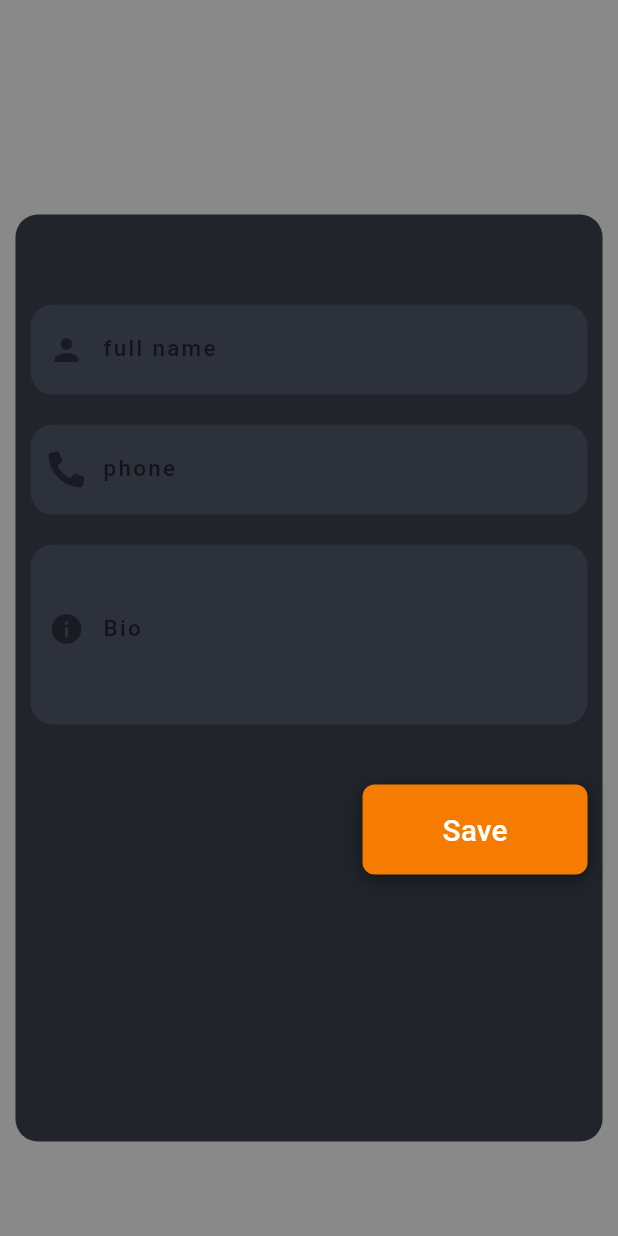
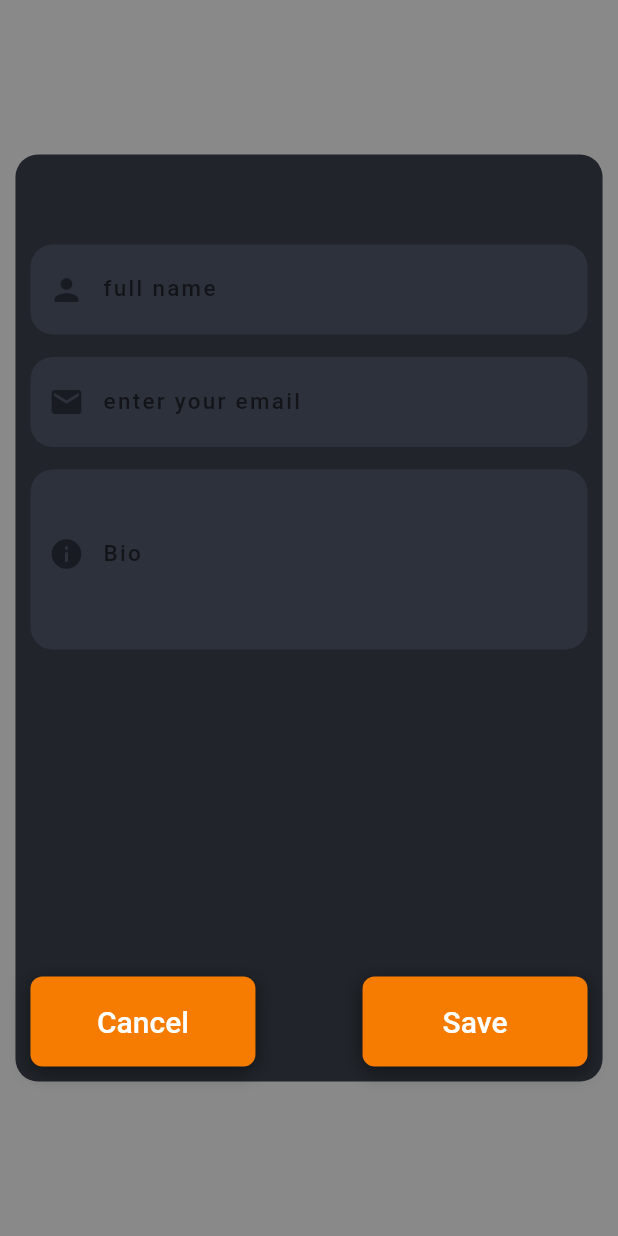
Before and after one commit to eslammongy/FirebaseAuth, a Flutter app: what showingGeneralDialog() shows on an empty page, opened directly with empty values, on a phone screen of 412 x 824 dp. Run offline on Flutter 3.47's test engine with Material 2 defaults, Android fonts, the phone set to English and light mode, and no system bars; our stand-ins replace another_flushbar, cloud_firestore, country_code_picker, firebase_auth, firebase_core, firebase_storage and 6 more; missing offline and left inert: flutter_facebook_auth; accounts and stored records are empty; network calls fail.

Commit message:
The final refactoring for the code

```diff
--- a/lib/constants/strings.dart
+++ b/lib/constants/strings.dart
@@ -21,3 +21,5 @@ const welcomeScreen = '/welcomeScreen';
 const googleMapsScreen = '/googleMaps-Screen';
 
 const userProfileScreen = "/userProfileScreen";
+
+String emailPattern = r'^(([^<>()[\]\\.,;:\s@\"]+(\.[^<>()[\]\\.,;:\s@\"]+)*)|(\".+\"))@((\[[0-9]{1,3}\.[0-9]{1,3}\.[0-9]{1,3}\.[0-9]{1,3}\])|(([a-zA-Z\-0-9]+\.)+[a-zA-Z]{2,}))$';
--- a/lib/logic/bloc/phone_auth_bloc.dart
+++ b/lib/logic/bloc/phone_auth_bloc.dart
@@ -121,7 +121,7 @@ class FirebaseAuthAppCubit extends Cubit<FirebaseAuthAppState> {
     emit(ChangePasswordVisibilityState());
   }
 
-  String? googleAccount;
+  String? signInType;
   Future userSignInWithGoogleAccount()async{
     final GoogleSignInAccount? signInAccount = await GoogleSignIn().signIn();
     final GoogleSignInAuthentication googleAuth = await signInAccount!.authentication;
@@ -131,7 +131,7 @@ class FirebaseAuthAppCubit extends Cubit<FirebaseAuthAppState> {
     );
     emit(UserLoginLoadingState());
     return await FirebaseAuth.instance.signInWithCredential(credential).then((value) {
-      googleAccount = value.user!.email;
+      signInType = value.user!.email;
       emit(UserLoginSuccessState(userID: value.user!.uid));
     }).catchError((onError){
       emit(UserLoginErrorState(errorMessage: onError.toString()));
@@ -144,6 +144,7 @@ class FirebaseAuthAppCubit extends Cubit<FirebaseAuthAppState> {
     // Once signed in, return the UserCredential
     emit(UserLoginLoadingState());
     return await FirebaseAuth.instance.signInWithCredential(facebookAuthCredential).then((value){
+      signInType = "Default";
       emit(UserLoginSuccessState(userID: value.user!.uid));
     }).catchError((onError){
       emit(UserLoginErrorState(errorMessage: onError.toString()));
--- a/lib/presentaion/screens/splash_screen.dart
+++ b/lib/presentaion/screens/splash_screen.dart
@@ -51,7 +51,7 @@ class _SplashScreenState extends State<SplashScreen> {
           "Authentication",
           style: TextStyle(
           fontSize: 30,
-          fontFamily: "Pacifico",
+          fontFamily: "Nunito",
           fontWeight: FontWeight.w800,
           color: CustomColors.colorGrey),
           )
--- a/lib/presentaion/screens/user_sign_in.dart
+++ b/lib/presentaion/screens/user_sign_in.dart
@@ -6,7 +6,7 @@ import 'package:flutter_maps/constants/colors.dart';
 import 'package:flutter_maps/constants/strings.dart';
 import 'package:flutter_maps/logic/bloc/phone_auth_bloc.dart';
 import 'package:flutter_maps/logic/bloc/phone_auth_state.dart';
-import 'package:flutter_maps/presentaion/screens/success_screen.dart';
+import 'package:flutter_maps/presentaion/screens/welcome_screen.dart';
 import 'package:flutter_maps/presentaion/widget/loading_dialog.dart';
 import 'package:flutter_maps/presentaion/widget/text_input_feild.dart';
 import 'package:font_awesome_flutter/font_awesome_flutter.dart';
--- a/lib/presentaion/widget/display_bottom_sheet.dart
+++ /dev/null
@@ -1,128 +0,0 @@
-
-import 'package:flutter/cupertino.dart';
-import 'package:flutter/material.dart';
-import 'package:flutter/widgets.dart';
-import 'package:flutter_maps/constants/colors.dart';
-import 'package:flutter_maps/data/user_model.dart';
-import 'package:flutter_maps/logic/bloc/phone_auth_bloc.dart';
-import 'package:flutter_maps/presentaion/widget/button_shape.dart';
-import 'package:flutter_maps/presentaion/widget/text_input_feild.dart';
-import 'package:font_awesome_flutter/font_awesome_flutter.dart';
-
-
-void showingGeneralDialog(BuildContext context , String signInMethod){
-  var userModel = FirebaseAuthAppCubit.get(context).userModel;
-  var etNameController = TextEditingController();
-  var etEmailController = TextEditingController();
-  var etPhoneController = TextEditingController();
-  var etBioController = TextEditingController();
-  etNameController.text = userModel.name;
-  etEmailController.text = userModel.email;
-  etPhoneController.text = userModel.phone;
-  etBioController.text = userModel.bio;
-  showGeneralDialog(
-      context: context,
-      barrierDismissible: true,
-      barrierLabel: MaterialLocalizations.of(context)
-          .modalBarrierDismissLabel,
-      barrierColor: Colors.black45,
-      transitionDuration: const Duration(milliseconds: 600),
-      pageBuilder: (BuildContext buildContext,
-          Animation animation,
-          Animation secondaryAnimation) {
-        return Container(
-          margin:const EdgeInsets.only(top: 80),
-          child: Material(
-            animationDuration: const Duration(milliseconds: 400),
-            color: Colors.black54.withAlpha(0),
-            child: Stack(
-              alignment: AlignmentDirectional.center,
-              children: [
-                Container(
-                  width: MediaQuery.of(context).size.width * 0.95,
-                  height: MediaQuery.of(context).size.height * 0.75,
-                  decoration:  BoxDecoration(
-                    color: CustomColors.backgroundColor,
-                    borderRadius: const BorderRadius.all(
-                        Radius.circular(15)),
-                  ),
-                  padding: const EdgeInsets.all(10),
-                  child: Column(
-                    children: [
-                      const SizedBox(
-                        height: 50,
-                      ),
-                      textInputFormField(
-                      textEditingController: etNameController,
-                      label: "full name",
-                      isTextPassword:false,
-                      isTextBio: false,
-                      prefix: const Icon(Icons.person),
-                      autoFocus: false,
-                      textSize: 18.0),
-                  const SizedBox(
-                    height: 20,
-                  ),
-                  Container(
-                    child: signInMethod == "Phone" ? textInputFormField(
-                        textEditingController: etEmailController,
-                        label: "email",
-                        isTextPassword:false,
-                        autoFocus: false,
-                        isTextBio: false,
-                        prefix: const Icon(Icons.email_rounded),
-                        textSize: 18.0)  : textInputFormField(
-                        textEditingController: etPhoneController,
-                        label: "phone",
-                        isTextBio: false,
-                        isTextPassword:false,
-                        prefix: const Icon(FontAwesomeIcons.phoneAlt),
-                        autoFocus: false,
-                        textSize: 18.0)
-                  ),
-                  const SizedBox(
-                    height: 20,
-                  ),
-                  textInputFormField(
-                      textEditingController: etBioController,
-                      label: "Bio",
-                      isTextBio: true,
-                      isTextPassword:false,
-                      textInputType: TextInputType.multiline,
-                      prefix: const Icon(Icons.info),
-                      autoFocus: false,
-                      textSize: 16.0),
-                  const SizedBox(
-                    height: 40,
-                  ),
-                  Align(
-                    alignment: AlignmentDirectional.bottomCenter,
-                    child: buildButtonShape(
-                        buttonText: "Save",
-                        buttonWidth: 150.0,
-                        context: context,
-                        onPressed: () {
-                          FirebaseAuthAppCubit
-                              .get(context)
-                              .userModel = UserModel(name: '', uId: '', phone: '', email: '', image: userModel.image , bio: "");
-
-                            FirebaseAuthAppCubit.get(context).updateInfo(etNameController , etEmailController , etPhoneController ,etBioController);
-                            Navigator.pop(context);
-
-
-                        }),
-                    )]
-                ),
-                ),
-              ],
-            ),
-          ),
-        );
-      },
-  transitionBuilder: (context, anim1, anim2, child) {
-    return SlideTransition(
-      position: Tween(begin:const Offset(0 , 1), end: const Offset(0 , 0)).animate(anim1),
-      child: child,
-    );
-  });
-}
--- /dev/null
+++ b/lib/presentaion/widget/displaying_edit_dialog.dart
@@ -0,0 +1,173 @@
+
+import 'package:flutter/cupertino.dart';
+import 'package:flutter/material.dart';
+import 'package:flutter/widgets.dart';
+import 'package:flutter_maps/constants/colors.dart';
+import 'package:flutter_maps/data/user_model.dart';
+import 'package:flutter_maps/logic/bloc/phone_auth_bloc.dart';
+import 'package:flutter_maps/presentaion/widget/button_shape.dart';
+import 'package:flutter_maps/presentaion/widget/text_input_feild.dart';
+import 'package:font_awesome_flutter/font_awesome_flutter.dart';
+
+
+void showingGeneralDialog(BuildContext context , String signInType){
+  var userModel = FirebaseAuthAppCubit.get(context).userModel;
+  var etNameController = TextEditingController();
+  var etEmailController = TextEditingController();
+  var etPhoneController = TextEditingController();
+  var etBioController = TextEditingController();
+  etNameController.text = userModel.name;
+  etEmailController.text = userModel.email;
+  etPhoneController.text = userModel.phone;
+  etBioController.text = userModel.bio;
+  var height = MediaQuery.of(context).size.height;
+  showGeneralDialog(
+      context: context,
+      barrierDismissible: true,
+      barrierLabel: MaterialLocalizations.of(context)
+          .modalBarrierDismissLabel,
+      barrierColor: Colors.black45,
+      transitionDuration: const Duration(milliseconds: 600),
+      pageBuilder: (BuildContext buildContext,
+          Animation animation,
+          Animation secondaryAnimation) {
+        return Container(
+          margin:const EdgeInsets.only(top: 80),
+          child: Material(
+            animationDuration: const Duration(milliseconds: 400),
+            color: Colors.black54.withAlpha(0),
+            child: Stack(
+              alignment: AlignmentDirectional.center,
+              children: [
+                Container(
+                  width: MediaQuery.of(context).size.width * 0.95,
+                  height:  height * 0.75,
+                  margin:const EdgeInsets.only(bottom: 80),
+                  decoration:  BoxDecoration(
+                    color: CustomColors.backgroundColor,
+                    borderRadius: const BorderRadius.all(
+                        Radius.circular(15)),
+                  ),
+                  padding: const EdgeInsets.all(10),
+                  child: Column(
+                    children: [
+                      const SizedBox(
+                        height: 50,
+                      ),
+                      textInputFormField(
+                      textEditingController: etNameController,
+                      label: "full name",
+                      isTextPassword:false,
+                      isTextBio: false,
+                      prefix: const Icon(Icons.person),
+                      autoFocus: false,
+                      textSize: 18.0),
+                      const SizedBox(
+                        height: 15,
+                      ),
+                      Container(
+                        child: signInType.contains("Email")  ? textInputFormField(
+                            textEditingController: etPhoneController,
+                            label: "enter your phone",
+                            prefix: const Icon(FontAwesomeIcons.phoneAlt),
+                            textSize: 20.0,
+                            isTextBio: false,
+                            isTextPassword:false,
+                            textInputType: TextInputType.phone,
+                            autoFocus: false) :textInputFormField(
+                            textEditingController: etEmailController,
+                            label: "enter your email",
+                            prefix: const Icon(Icons.email),
+                            textSize: 18.0,
+                            isTextBio: false,
+                            isTextPassword:false,
+                            textInputType: TextInputType.emailAddress,
+                            autoFocus: false),
+                      ),
+
+                      Container(
+                        child: signInType == "Default" ? Column(
+                          children: [
+                            const SizedBox(
+                              height: 15,
+                            ),
+                            textInputFormField(
+                                textEditingController: etPhoneController,
+                                label: "enter your phone",
+                                prefix: const Icon(FontAwesomeIcons.phoneAlt),
+                                textSize: 20.0,
+                                isTextBio: false,
+                                isTextPassword:false,
+                                textInputType: TextInputType.phone,
+                                autoFocus: false),
+                            const SizedBox(
+                              height: 15,
+                            ),
+                          ],
+                        ) :const SizedBox(
+                          height: 15,
+                        ),
+                      ),
+                  textInputFormField(
+                      textEditingController: etBioController,
+                      label: "Bio",
+                      isTextBio: true,
+                      isTextPassword:false,
+                      textInputType: TextInputType.multiline,
+                      prefix: const Icon(Icons.info),
+                      autoFocus: false,
+                      textSize: 16.0),
+                  const SizedBox(
+                    height: 10,
+                  ),
+                const  Spacer(),
+                  Align(
+                    alignment: AlignmentDirectional.bottomCenter,
+                    child: Row(
+                      children: [
+                        buildButtonShape(
+                            buttonText: "Cancel",
+                            buttonWidth: 150.0,
+                            context: context,
+                            onPressed: () {
+                              FirebaseAuthAppCubit
+                                  .get(context)
+                                  .userModel = UserModel(name: '', uId: '', phone: '', email: '', image: userModel.image , bio: "");
+
+                              FirebaseAuthAppCubit.get(context).updateInfo(etNameController , etEmailController , etPhoneController ,etBioController);
+                              Navigator.pop(context);
+
+
+                            }),
+                       const Spacer(),
+                        buildButtonShape(
+                            buttonText: "Save",
+                            buttonWidth: 150.0,
+                            context: context,
+                            onPressed: () {
+                              FirebaseAuthAppCubit
+                                  .get(context)
+                                  .userModel = UserModel(name: '', uId: '', phone: '', email: '', image: userModel.image , bio: "");
+
+                                FirebaseAuthAppCubit.get(context).updateInfo(etNameController , etEmailController , etPhoneController ,etBioController);
+                                Navigator.pop(context);
+
+
+                            }),
+                      ],
+                    ),
+                    )]
+                ),
+                ),
+              ],
+            ),
+          ),
+        );
+      },
+  transitionBuilder: (context, anim1, anim2, child) {
+    return SlideTransition(
+      position: Tween(begin:const Offset(0 , 1), end: const Offset(0 , 0)).animate(anim1),
+      child: child,
+    );
+  });
+}
```
Also changed, not shown: lib/app_routes.dart (+4 -4 lines), lib/presentaion/screens/create_user_account.dart (+20 -16 lines), lib/presentaion/screens/user_profile.dart (+17 -16 lines), lib/presentaion/screens/welcome_screen.dart (renamed from lib/presentaion/screens/success_screen.dart, +4 -4 lines).
